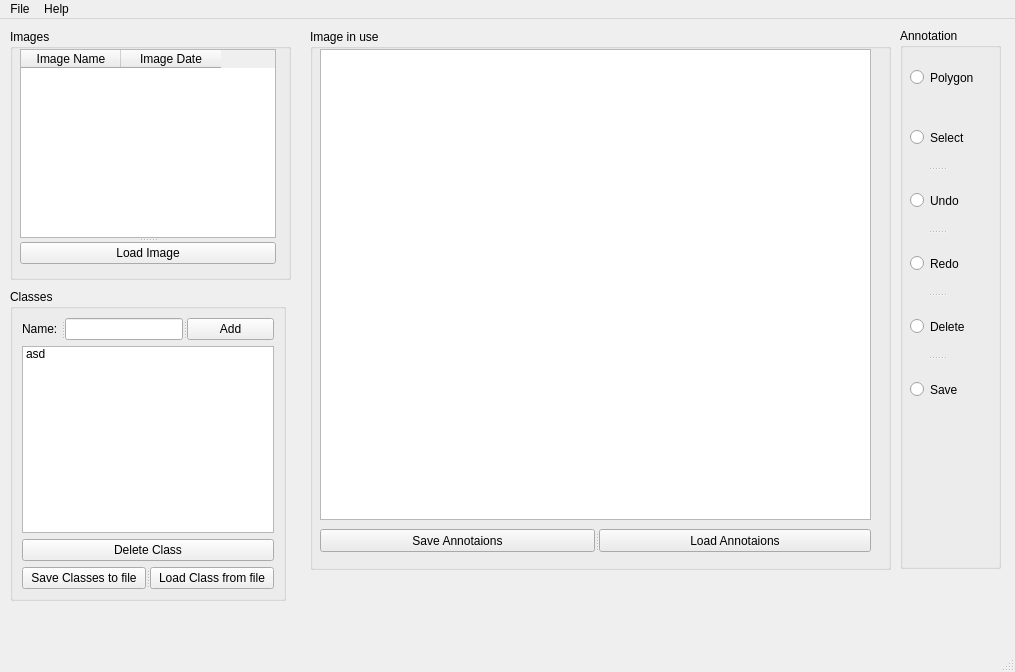
SDI-Group-35/Project, file mainwindow.ui: the form before one commit.
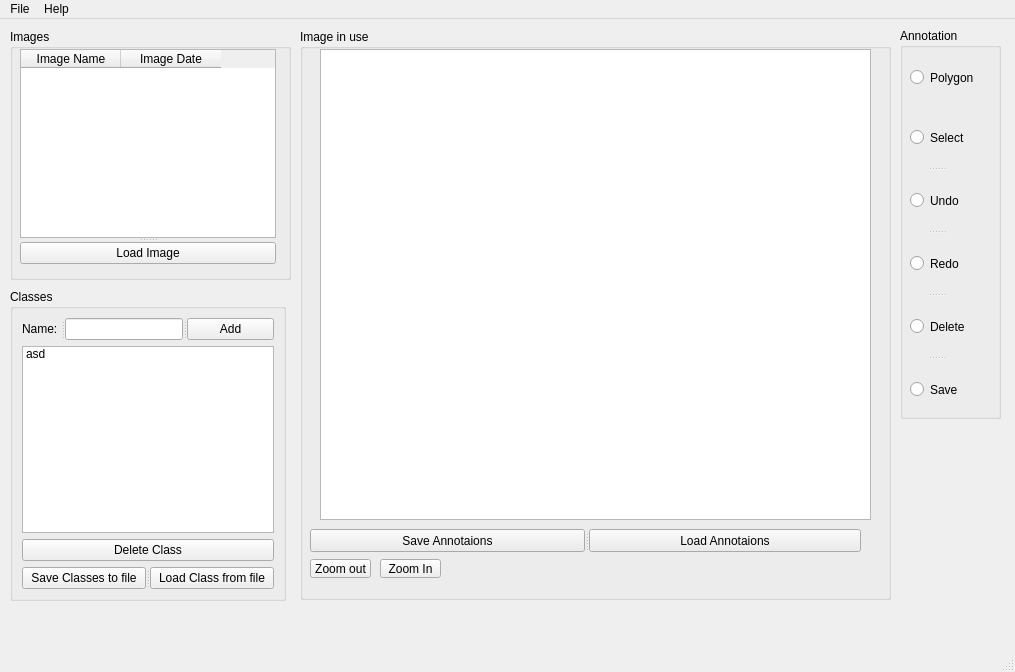
The form after the commit.

```diff
--- a/mainwindow.ui
+++ b/mainwindow.ui
@@ -149,15 +149,41 @@
    <widget class="QGroupBox" name="groupBox_3">
     <property name="geometry">
      <rect>
-      <x>310</x>
+      <x>300</x>
       <y>10</y>
-      <width>581</width>
-      <height>541</height>
+      <width>591</width>
+      <height>571</height>
      </rect>
     </property>
     <property name="title">
      <string>Image in use</string>
     </property>
+    <widget class="QToolButton" name="zoomOut">
+     <property name="geometry">
+      <rect>
+       <x>10</x>
+       <y>530</y>
+       <width>61</width>
+       <height>19</height>
+      </rect>
+     </property>
+     <property name="text">
+      <string>Zoom out</string>
+     </property>
+    </widget>
+    <widget class="QToolButton" name="zoomIn">
+     <property name="geometry">
+      <rect>
+       <x>80</x>
+       <y>530</y>
+       <width>61</width>
+       <height>19</height>
+      </rect>
+     </property>
+     <property name="text">
+      <string>Zoom In</string>
+     </property>
+    </widget>
    </widget>
    <widget class="QGroupBox" name="groupBox_4">
     <property name="geometry">
@@ -165,7 +191,7 @@
       <x>900</x>
       <y>9</y>
       <width>101</width>
-      <height>541</height>
+      <height>391</height>
      </rect>
     </property>
     <property name="title">
@@ -213,7 +239,7 @@
    <widget class="QSplitter" name="splitter_3">
     <property name="geometry">
      <rect>
-      <x>320</x>
+      <x>310</x>
       <y>510</y>
       <width>551</width>
       <height>23</height>
```
